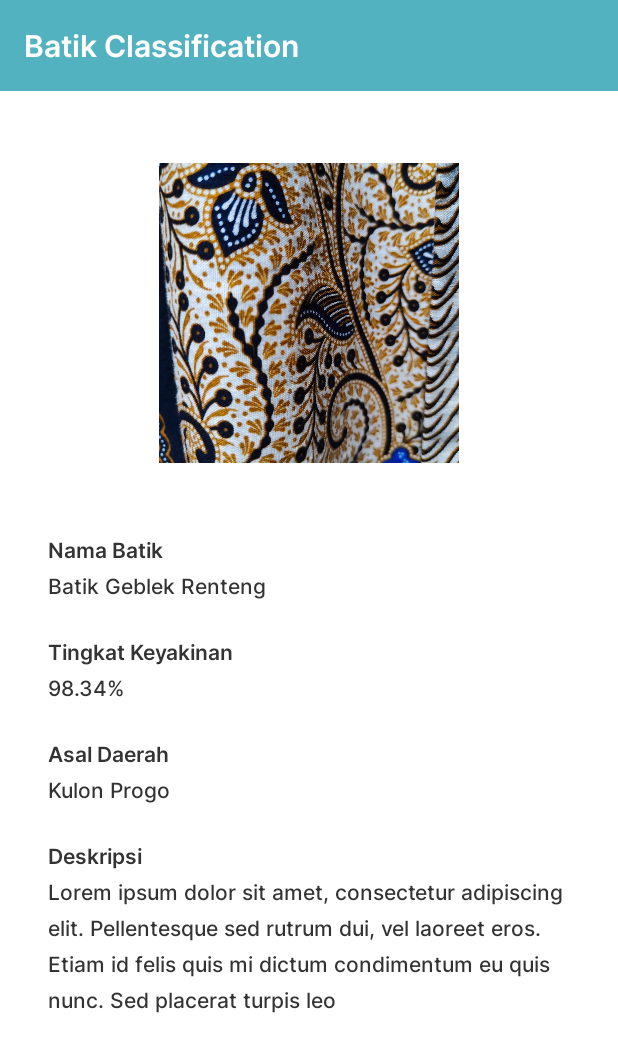
After one commit to rickyandrean99/Batik-Classification, an Android app: the DetailActivity screen opened directly, with no data from a screen before it, on a phone screen of 412 x 824 dp. The commit adds this screen. Shown: the top 1052 px of the screen. Run offline under Robolectric (Android 15) with nearby library versions, the phone set to English and light mode, and no system bars.

Commit message:
Detail page done

```diff
--- /dev/null
+++ b/app/src/main/java/com/rickyandrean/batikclassification/presentation/detail/DetailActivity.kt
@@ -0,0 +1,21 @@
+package com.rickyandrean.batikclassification.presentation.detail
+
+import androidx.appcompat.app.AppCompatActivity
+import android.os.Bundle
+import com.rickyandrean.batikclassification.databinding.ActivityDetailBinding
+
+class DetailActivity : AppCompatActivity() {
+    private lateinit var binding: ActivityDetailBinding
+
+    override fun onCreate(savedInstanceState: Bundle?) {
+        super.onCreate(savedInstanceState)
+        binding = ActivityDetailBinding.inflate(layoutInflater)
+        setContentView(binding.root)
+
+        setupView()
+    }
+
+    private fun setupView() {
+        supportActionBar?.hide()
+    }
+}
--- a/app/src/main/java/com/rickyandrean/batikclassification/presentation/main/MainActivity.kt
+++ b/app/src/main/java/com/rickyandrean/batikclassification/presentation/main/MainActivity.kt
@@ -5,6 +5,7 @@ import androidx.appcompat.app.AppCompatActivity
 import android.os.Bundle
 import com.rickyandrean.batikclassification.R
 import com.rickyandrean.batikclassification.databinding.ActivityMainBinding
+import com.rickyandrean.batikclassification.presentation.detail.DetailActivity
 import com.rickyandrean.batikclassification.presentation.guide.GuideActivity
 import com.rickyandrean.batikclassification.presentation.preview.PreviewActivity
 
--- a/app/src/main/java/com/rickyandrean/batikclassification/presentation/preview/PreviewActivity.kt
+++ b/app/src/main/java/com/rickyandrean/batikclassification/presentation/preview/PreviewActivity.kt
@@ -15,6 +15,7 @@ import com.rickyandrean.batikclassification.R
 import com.rickyandrean.batikclassification.databinding.ActivityPreviewBinding
 import com.rickyandrean.batikclassification.helper.uriToFile
 import com.rickyandrean.batikclassification.presentation.camera.CameraActivity
+import com.rickyandrean.batikclassification.presentation.detail.DetailActivity
 import com.rickyandrean.batikclassification.presentation.preprocess.PreprocessActivity
 import kotlinx.coroutines.CoroutineScope
 import kotlinx.coroutines.Dispatchers
@@ -71,10 +72,11 @@ class PreviewActivity : AppCompatActivity() {
                         response.onSuccess {
                             it.image = previewViewModel.image.value!!
                             Toast.makeText(this@PreviewActivity, "Gambar batik berhasil diklasifikasikan!", Toast.LENGTH_SHORT).show()
-//                            val intent = Intent(this@PreviewActivity, DetailActivity::class.java)
+
+                            val intent = Intent(this@PreviewActivity, DetailActivity::class.java)
 //                            intent.putExtra(DetailActivity.PREDICT_RESPONSE, it)
 //                            intent.putExtra(DetailActivity.PREDICT_IMAGE, previewViewModel.image.value!!)
-//                            startActivity(intent)
+                            startActivity(intent)
                         }
 
                         response.onFailure {
--- /dev/null
+++ b/app/src/main/res/layout/activity_detail.xml
@@ -0,0 +1,206 @@
+<?xml version="1.0" encoding="utf-8"?>
+<androidx.constraintlayout.widget.ConstraintLayout xmlns:android="http://schemas.android.com/apk/res/android"
+    xmlns:app="http://schemas.android.com/apk/res-auto"
+    xmlns:tools="http://schemas.android.com/tools"
+    android:id="@+id/cl_detail_page"
+    android:layout_width="match_parent"
+    android:layout_height="match_parent"
+    tools:context=".presentation.detail.DetailActivity">
+
+    <com.google.android.material.appbar.AppBarLayout
+        android:id="@+id/appbar_detail"
+        android:layout_width="match_parent"
+        android:layout_height="wrap_content"
+        android:background="@color/sapphire"
+        android:elevation="0dp"
+        app:elevation="0dp"
+        app:layout_constraintEnd_toEndOf="parent"
+        app:layout_constraintStart_toStartOf="parent"
+        app:layout_constraintTop_toTopOf="parent">
+
+        <androidx.constraintlayout.widget.ConstraintLayout
+            android:id="@+id/cl_toolbar_detail"
+            android:layout_width="match_parent"
+            android:layout_height="wrap_content">
+
+            <TextView
+                android:id="@+id/tv_tips_header"
+                android:layout_width="0dp"
+                android:layout_height="wrap_content"
+                android:layout_marginStart="16dp"
+                android:layout_marginTop="16dp"
+                android:layout_marginEnd="16dp"
+                android:layout_marginBottom="16dp"
+                android:fontFamily="@font/inter_semibold"
+                android:text="@string/app_name"
+                android:textColor="@color/white"
+                android:textSize="20sp"
+                app:layout_constraintBottom_toBottomOf="@+id/cl_toolbar_detail"
+                app:layout_constraintEnd_toEndOf="@+id/cl_toolbar_detail"
+                app:layout_constraintStart_toStartOf="@+id/cl_toolbar_detail"
+                app:layout_constraintTop_toTopOf="@+id/cl_toolbar_detail"
+                tools:ignore="TextContrastCheck" />
+        </androidx.constraintlayout.widget.ConstraintLayout>
+    </com.google.android.material.appbar.AppBarLayout>
+
+    <ScrollView
+        android:id="@+id/sv_detail_page"
+        android:layout_width="0dp"
+        android:layout_height="0dp"
+        app:layout_constraintBottom_toBottomOf="parent"
+        app:layout_constraintEnd_toEndOf="parent"
+        app:layout_constraintStart_toStartOf="parent"
+        app:layout_constraintTop_toBottomOf="@+id/appbar_detail"
+        tools:ignore="SpeakableTextPresentCheck">
+
+        <androidx.constraintlayout.widget.ConstraintLayout
+            android:id="@+id/cl_detail_content"
+            android:layout_width="match_parent"
+            android:layout_height="wrap_content">
+
+            <ImageView
+                android:id="@+id/iv_detail_image"
+                android:layout_width="200dp"
+                android:layout_height="wrap_content"
+                android:adjustViewBounds="true"
+                android:layout_marginTop="48dp"
+                android:contentDescription="@string/batik_image"
+                app:layout_constraintEnd_toEndOf="parent"
+                app:layout_constraintStart_toStartOf="parent"
+                app:layout_constraintTop_toTopOf="parent"
+                app:srcCompat="@drawable/tips_2" />
+
+            <TextView
+                android:id="@+id/tv_detail_name_title"
+                android:layout_width="0dp"
+                android:layout_height="wrap_content"
+                android:layout_marginStart="32dp"
+                android:layout_marginTop="48dp"
+                android:layout_marginEnd="32dp"
+                android:fontFamily="@font/inter_semibold"
+                android:text="@string/detail_name_title"
+                android:textColor="@color/light_black"
+                android:textSize="14sp"
+                android:textStyle="bold"
+                app:layout_constraintEnd_toEndOf="parent"
+                app:layout_constraintStart_toStartOf="parent"
+                app:layout_constraintTop_toBottomOf="@+id/iv_detail_image"
+                app:lineHeight="24sp" />
+
+            <TextView
+                android:id="@+id/tv_detail_name_content"
+                android:layout_width="0dp"
+                android:layout_height="wrap_content"
+                android:layout_marginStart="32dp"
+                android:layout_marginTop="4dp"
+                android:layout_marginEnd="32dp"
+                android:fontFamily="@font/inter_medium"
+                android:text="@string/detail_name_content"
+                android:textColor="@color/light_black"
+                android:textSize="14sp"
+                app:layout_constraintEnd_toEndOf="parent"
+                app:layout_constraintStart_toStartOf="parent"
+                app:layout_constraintTop_toBottomOf="@+id/tv_detail_name_title"
+                app:lineHeight="24sp" />
+
+            <TextView
+                android:id="@+id/tv_detail_score_title"
+                android:layout_width="0dp"
+                android:layout_height="wrap_content"
+                android:layout_marginStart="32dp"
+                android:layout_marginTop="24dp"
+                android:layout_marginEnd="32dp"
+                android:fontFamily="@font/inter_semibold"
+                android:text="@string/detail_score_title"
+                android:textColor="@color/light_black"
+                android:textSize="14sp"
+                android:textStyle="bold"
+                app:layout_constraintEnd_toEndOf="parent"
+                app:layout_constraintStart_toStartOf="parent"
+                app:layout_constraintTop_toBottomOf="@+id/tv_detail_name_content"
+                app:lineHeight="24sp" />
+
+            <TextView
+                android:id="@+id/tv_detail_score_content"
+                android:layout_width="0dp"
+                android:layout_height="wrap_content"
+                android:layout_marginStart="32dp"
+                android:layout_marginTop="4dp"
+                android:layout_marginEnd="32dp"
+                android:fontFamily="@font/inter_medium"
+                android:text="@string/detail_score_content"
+                android:textColor="@color/light_black"
+                android:textSize="14sp"
+                app:layout_constraintEnd_toEndOf="parent"
+                app:layout_constraintStart_toStartOf="parent"
+                app:layout_constraintTop_toBottomOf="@+id/tv_detail_score_title"
+                app:lineHeight="24sp" />
+
+            <TextView
+                android:id="@+id/tv_detail_origin_title"
+                android:layout_width="0dp"
+                android:layout_height="wrap_content"
+                android:layout_marginStart="32dp"
+                android:layout_marginTop="24dp"
+                android:layout_marginEnd="32dp"
+                android:fontFamily="@font/inter_semibold"
+                android:text="@string/detail_origin_title"
+                android:textColor="@color/light_black"
+                android:textSize="14sp"
+                android:textStyle="bold"
+                app:layout_constraintEnd_toEndOf="parent"
+                app:layout_constraintStart_toStartOf="parent"
+                app:layout_constraintTop_toBottomOf="@+id/tv_detail_score_content"
+                app:lineHeight="24sp" />
+
+            <TextView
+                android:id="@+id/tv_detail_origin_content"
+                android:layout_width="0dp"
+                android:layout_height="wrap_content"
+                android:layout_marginStart="32dp"
+                android:layout_marginTop="4dp"
+                android:layout_marginEnd="32dp"
+                android:fontFamily="@font/inter_medium"
+                android:text="@string/detail_origin_content"
+                android:textColor="@color/light_black"
+                android:textSize="14sp"
+                app:layout_constraintEnd_toEndOf="parent"
+                app:layout_constraintStart_toStartOf="parent"
+                app:layout_constraintTop_toBottomOf="@+id/tv_detail_origin_title"
+                app:lineHeight="24sp" />
+
+            <TextView
+                android:id="@+id/tv_detail_description_title"
+                android:layout_width="0dp"
+                android:layout_height="wrap_content"
+                android:layout_marginStart="32dp"
+                android:layout_marginTop="24dp"
+                android:layout_marginEnd="32dp"
+                android:fontFamily="@font/inter_semibold"
+                android:text="@string/detail_description_title"
+                android:textColor="@color/light_black"
+                android:textSize="14sp"
+                android:textStyle="bold"
+                app:layout_constraintEnd_toEndOf="parent"
+                app:layout_constraintStart_toStartOf="parent"
+                app:layout_constraintTop_toBottomOf="@+id/tv_detail_origin_content"
+                app:lineHeight="24sp" />
+
+            <TextView
+                android:id="@+id/tv_detail_description_content"
+                android:layout_width="0dp"
+                android:layout_height="wrap_content"
+                android:layout_marginStart="32dp"
+                android:layout_marginTop="4dp"
+                android:layout_marginEnd="32dp"
+                android:fontFamily="@font/inter_medium"
+                android:text="@string/detail_description_content"
+                android:textColor="@color/light_black"
+                android:textSize="14sp"
+                app:layout_constraintEnd_toEndOf="parent"
+                app:layout_constraintStart_toStartOf="parent"
+                app:layout_constraintTop_toBottomOf="@+id/tv_detail_description_title"
+                app:lineHeight="24sp" />
+        </androidx.constraintlayout.widget.ConstraintLayout>
+    </ScrollView>
+</androidx.constraintlayout.widget.ConstraintLayout>
--- a/app/src/main/res/layout/activity_guide.xml
+++ b/app/src/main/res/layout/activity_guide.xml
@@ -50,7 +50,6 @@
         app:layout_constraintEnd_toEndOf="parent"
         app:layout_constraintStart_toStartOf="parent"
         app:layout_constraintTop_toBottomOf="@id/appbar_tips">
-
 
         <androidx.constraintlayout.widget.ConstraintLayout
             android:id="@+id/cl_guide"
--- a/app/src/main/res/values/strings.xml
+++ b/app/src/main/res/values/strings.xml
@@ -1,15 +1,21 @@
 <resources>
     <string name="app_name">Batik Classification</string>
     <string name="batik_image">Image of Batik</string>
+
+    <!-- Halaman Main -->
     <string name="batik_about">Batik Classification merupakan aplikasi berbasis Native Android yang bertujuan untuk mendeteksi jenis dari motif Batik Indonesia. Aplikasi dapat mengenali hingga 10 jenis motif batik berbeda menggunakan fitur kamera maupun galeri.</string>
     <string name="take_picture">Ambil Gambar Batik</string>
     <string name="tips">Lihat Panduan</string>
+
+    <!-- Halaman Preview -->
     <string name="preview_title">Gambar Motif Batik</string>
     <string name="preview_subtitle">Silahkan mengambil foto dari motif batik untuk melakukan klasifikasi batik</string>
     <string name="no_picture">Belum ada foto</string>
     <string name="process">Proses Gambar</string>
     <string name="add_photo">Ambil Gambar</string>
     <string name="remove_photo">Hapus Gambar</string>
+
+    <!-- Halaman Guide -->
     <string name="tips_title">Panduan Pengambilan Gambar Batik</string>
     <string name="tips_numbering_1">1. </string>
     <string name="tips_numbering_2">2. </string>
@@ -29,4 +35,15 @@
     <string name="tips_false_2">Objek yang menghalangi</string>
     <string name="tips_false_3">Gambar blur</string>
     <string name="tips_false_4">Gambar terlalu jauh</string>
+
+    <!-- Halaman Detail -->
+    <string name="detail_name_title">Nama Batik</string>
+    <string name="detail_score_title">Tingkat Keyakinan</string>
+    <string name="detail_origin_title">Asal Daerah</string>
+    <string name="detail_description_title">Deskripsi</string>
+
+    <string name="detail_name_content">Batik Geblek Renteng</string>
+    <string name="detail_score_content">98.34%</string>
+    <string name="detail_origin_content">Kulon Progo</string>
+    <string name="detail_description_content">Lorem ipsum dolor sit amet, consectetur adipiscing elit. Pellentesque sed rutrum dui, vel laoreet eros. Etiam id felis quis mi dictum condimentum eu quis nunc. Sed placerat turpis leo</string>
 </resources>
```
Also changed, not shown: app/src/main/AndroidManifest.xml (+7 -0 lines).
